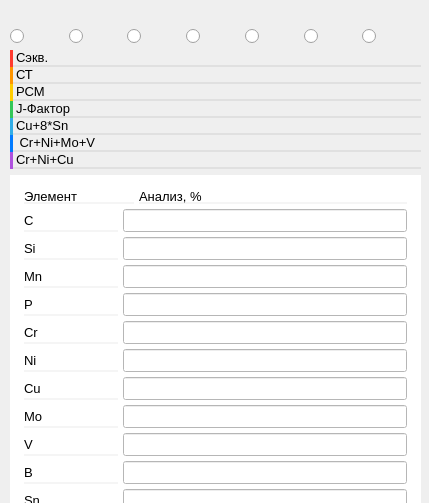
Above: ui/Designe/FormulsDesigner.ui from TopolD/Metal_Calculate before the change. Below: the same form after it.
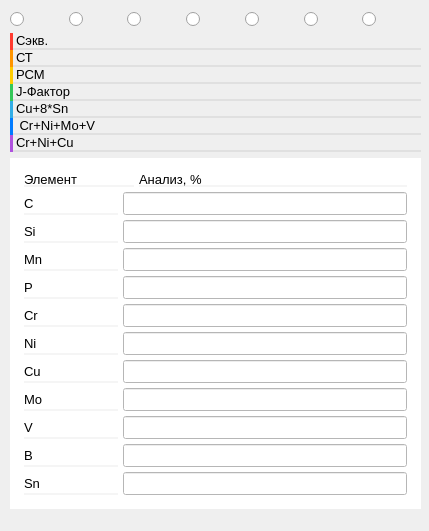
That is the form after the change.

Diff of the .ui file:
```diff
--- a/ui/Designe/FormulsDesigner.ui
+++ b/ui/Designe/FormulsDesigner.ui
@@ -7,7 +7,7 @@
     <x>0</x>
     <y>0</y>
     <width>429</width>
-    <height>503</height>
+    <height>531</height>
    </rect>
   </property>
   <property name="font">
@@ -22,9 +22,9 @@
    <property name="geometry">
     <rect>
      <x>10</x>
-     <y>29</y>
+     <y>12</y>
      <width>411</width>
-     <height>514</height>
+     <height>531</height>
     </rect>
    </property>
    <layout class="QFormLayout" name="FormulsLayout">
```
